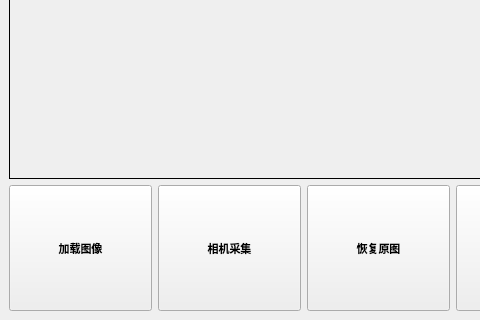
Above: MainWindow.ui from Humble-Engineer/cells_detect before the change; both pictures show x 0 to 480 and y 330 to 650 of the 1200 by 650 pixel window. Below: the same form after it.
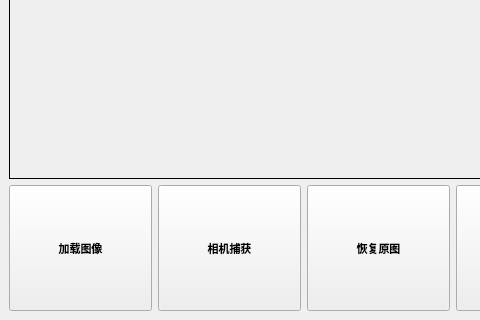
That is the form after the change.

Commit message: 较为稳定的版本

Diff of the .ui file:
```diff
--- a/MainWindow.ui
+++ b/MainWindow.ui
@@ -678,7 +678,7 @@
          </font>
         </property>
         <property name="text">
-         <string>相机采集</string>
+         <string>相机捕获</string>
         </property>
        </widget>
       </item>
```
Left out of the diff: 2 changed lines with no effect on the pictures. The commit also changes 2 other files.
